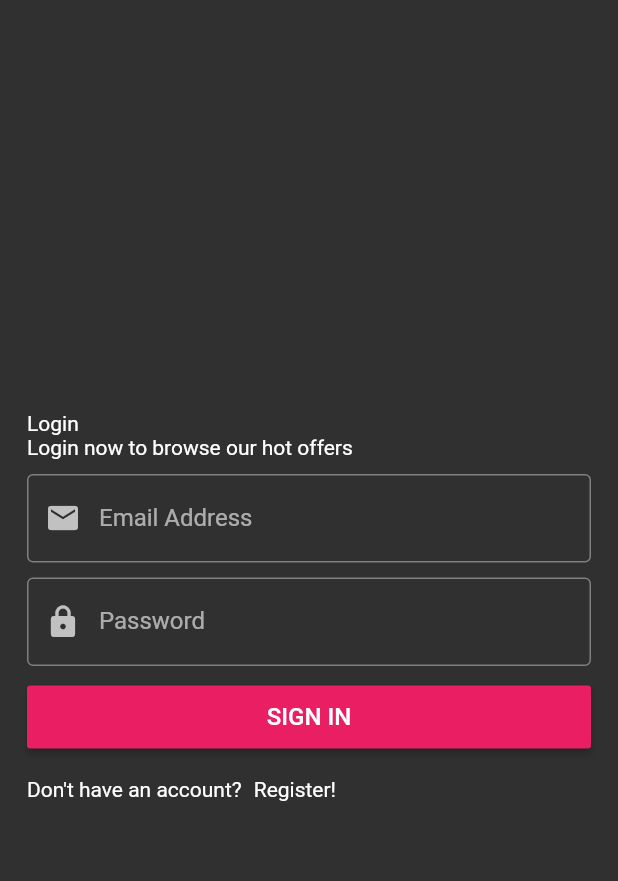
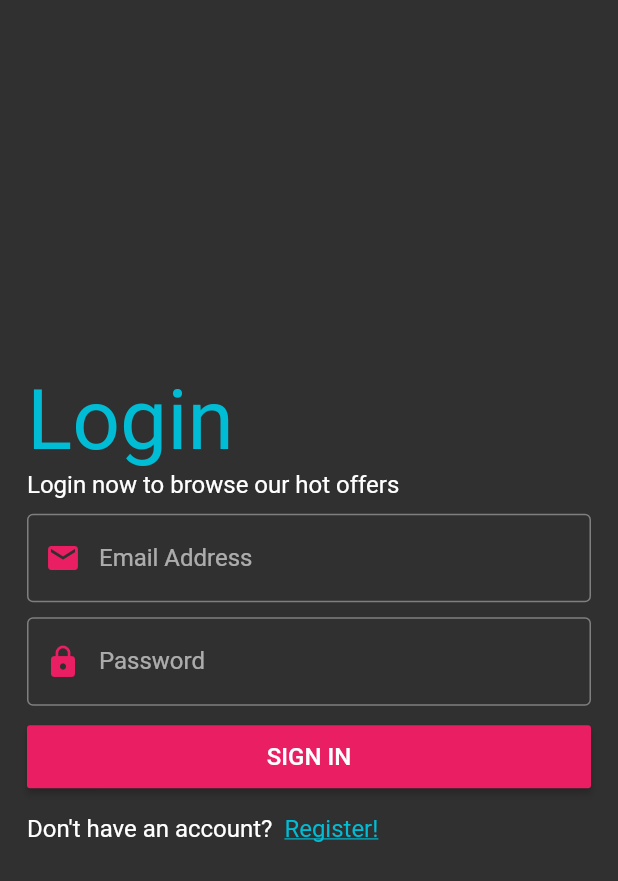
Before and after one commit to abalmagd/salla-ecommerce, a Flutter app: the RegisterScreen screen opened directly, after a tap on "Login!", on a phone screen of 412 x 824 dp. Shown: the top 881 px of the screen. Run offline on Flutter 3.47's test engine with Material 2 defaults, Android fonts, the phone set to English and light mode, and no system bars; our stand-ins replace bloc, cached_network_image, carousel_slider, conditional_builder, dio, flutter_bloc and 3 more; accounts and stored records are empty.

Commit message:
- Still working on dark mode

```diff
--- a/lib/config/themes.dart
+++ b/lib/config/themes.dart
@@ -60,8 +60,13 @@ ThemeData darkTheme(BuildContext context) {
     //   surface: Colors.grey[800],
     // ),
     textTheme: TextTheme(
-      headline1: TextStyle(),
-      headline2: TextStyle(),
+      headline1: TextStyle(
+        color: Colors.cyan,
+      ),
+      // Auth forms headlines
+      headline2: TextStyle(
+        color: Colors.cyan,
+      ),
       headline3: TextStyle(),
       headline4: TextStyle(),
       // Used for section titles (e.g., in [HomeScreen]),
@@ -70,7 +75,7 @@ ThemeData darkTheme(BuildContext context) {
       headline6: TextStyle(),
       bodyText1: TextStyle(),
       bodyText2: TextStyle(),
-      // Used for product names
+      // Used for product names and auth forms subtitles
       subtitle1: TextStyle(),
       // Used for product prices
       subtitle2: TextStyle(
--- a/lib/screens/auth/login_screen.dart
+++ b/lib/screens/auth/login_screen.dart
@@ -28,11 +28,11 @@ class LoginScreen extends StatelessWidget {
                 children: [
                   Text(
                     'Login',
-                    style: Theme.of(context).textTheme.bodyText2,
+                    style: Theme.of(context).textTheme.headline2,
                   ),
                   Text(
                     'Login now to browse our hot offers',
-                    style: Theme.of(context).textTheme.bodyText2,
+                    style: Theme.of(context).textTheme.subtitle1,
                   ),
                   SizedBox(height: 10),
                   InputFormField(
@@ -72,14 +72,17 @@ class LoginScreen extends StatelessWidget {
                     children: [
                       Text(
                         'Don\'t have an account?',
-                        style: Theme.of(context).textTheme.bodyText2,
+                        style: Theme.of(context).textTheme.subtitle1,
                       ),
                       TextButton(
                         onPressed: () => Navigator.pushReplacement(
                             context, MaterialPageRoute(builder: (context) => RegisterScreen())),
                         child: Text(
                           'Register!',
-                          style: Theme.of(context).textTheme.bodyText2,
+                          style: Theme.of(context).textTheme.subtitle1.copyWith(
+                                color: Theme.of(context).accentColor,
+                                decoration: TextDecoration.underline,
+                              ),
                         ),
                       ),
                     ],
--- a/lib/screens/auth/register_screen.dart
+++ b/lib/screens/auth/register_screen.dart
@@ -21,6 +21,8 @@ class RegisterScreen extends StatelessWidget {
       listener: (context, state) {},
       builder: (context, state) => Scaffold(
         body: SafeArea(
+          child: Center(
+            child: SingleChildScrollView(
               child: Form(
                 key: _formKey,
                 child: Padding(
@@ -31,11 +33,11 @@ class RegisterScreen extends StatelessWidget {
                     children: [
                       Text(
                         'Register',
-                    style: Theme.of(context).textTheme.bodyText2,
+                        style: Theme.of(context).textTheme.headline2,
                       ),
                       Text(
                         'Register now to browse our hot offers',
-                    style: Theme.of(context).textTheme.bodyText2,
+                        style: Theme.of(context).textTheme.subtitle1,
                       ),
                       SizedBox(height: 10),
                       InputFormField(
@@ -82,8 +84,8 @@ class RegisterScreen extends StatelessWidget {
                                   email: emailController.text.trim(),
                                   password: passwordController.text.trim(),
                                 )) {
-                              Navigator.pushReplacement(
-                                  context, MaterialPageRoute(builder: (context) => AppLayout()));
+                                  Navigator.pushReplacement(context,
+                                      MaterialPageRoute(builder: (context) => AppLayout()));
                                 }
                               }
                             },
@@ -93,14 +95,17 @@ class RegisterScreen extends StatelessWidget {
                         children: [
                           Text(
                             'Already have an account?',
-                        style: Theme.of(context).textTheme.bodyText2,
+                            style: Theme.of(context).textTheme.subtitle1,
                           ),
                           TextButton(
                             onPressed: () => Navigator.pushReplacement(
                                 context, MaterialPageRoute(builder: (context) => LoginScreen())),
                             child: Text(
                               'Login!',
-                          style: Theme.of(context).textTheme.bodyText2,
+                              style: Theme.of(context).textTheme.subtitle1.copyWith(
+                                    color: Theme.of(context).accentColor,
+                                    decoration: TextDecoration.underline,
+                                  ),
                             ),
                           ),
                         ],
@@ -111,6 +116,8 @@ class RegisterScreen extends StatelessWidget {
               ),
             ),
           ),
+        ),
+      ),
     );
   }
 }
--- a/lib/widgets/input_form_field.dart
+++ b/lib/widgets/input_form_field.dart
@@ -23,6 +23,7 @@ class InputFormField extends StatelessWidget {
   @override
   Widget build(BuildContext context) {
     return TextFormField(
+      cursorColor: Theme.of(context).primaryColor,
       initialValue: value,
       controller: controller,
       keyboardType: type,
@@ -33,9 +34,19 @@ class InputFormField extends StatelessWidget {
         return null;
       },
       decoration: InputDecoration(
+        focusedBorder: OutlineInputBorder(
+          borderSide: BorderSide(
+            color: Theme.of(context).primaryColor,
+            width: 2.0,
+          ),
+        ),
+        // focusColor: Theme.of(context).primaryColor,
         border: OutlineInputBorder(),
         labelText: label,
-        prefixIcon: Icon(icon),
+        prefixIcon: Icon(
+          icon,
+          color: Theme.of(context).primaryColor,
+        ),
       ),
     );
   }
```
Lines whose indentation alone changed are shown as unchanged.
